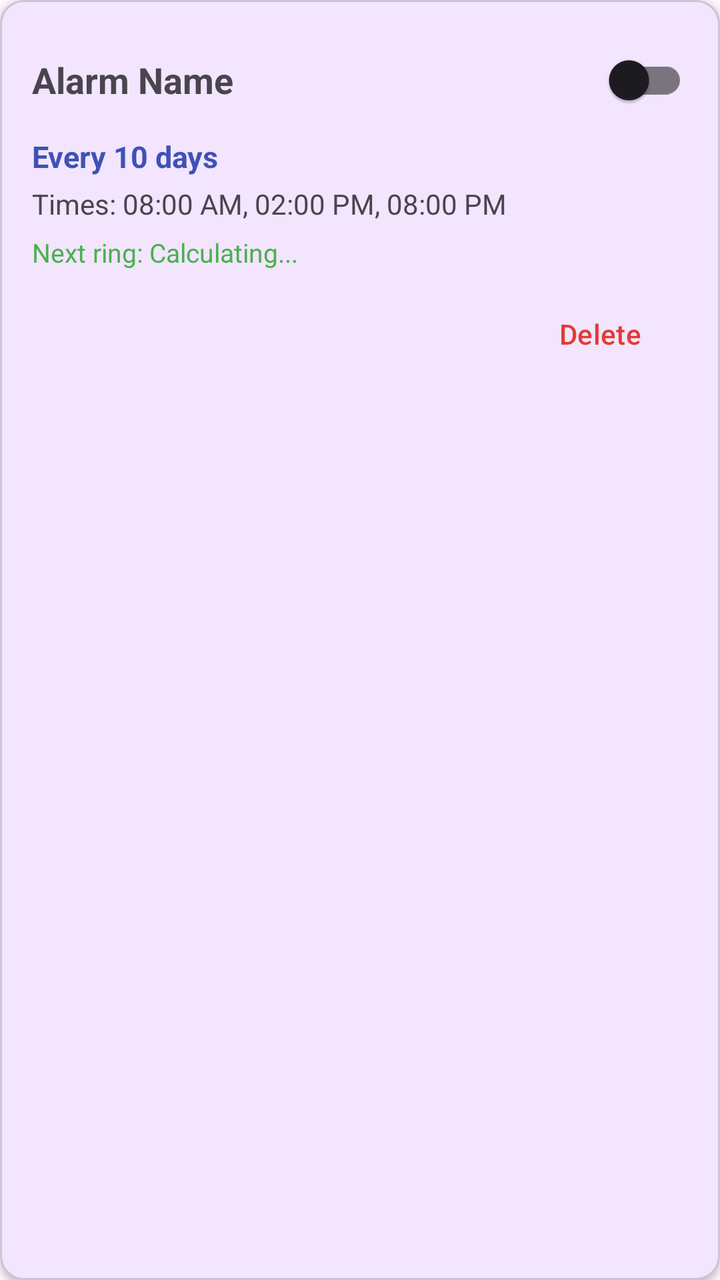
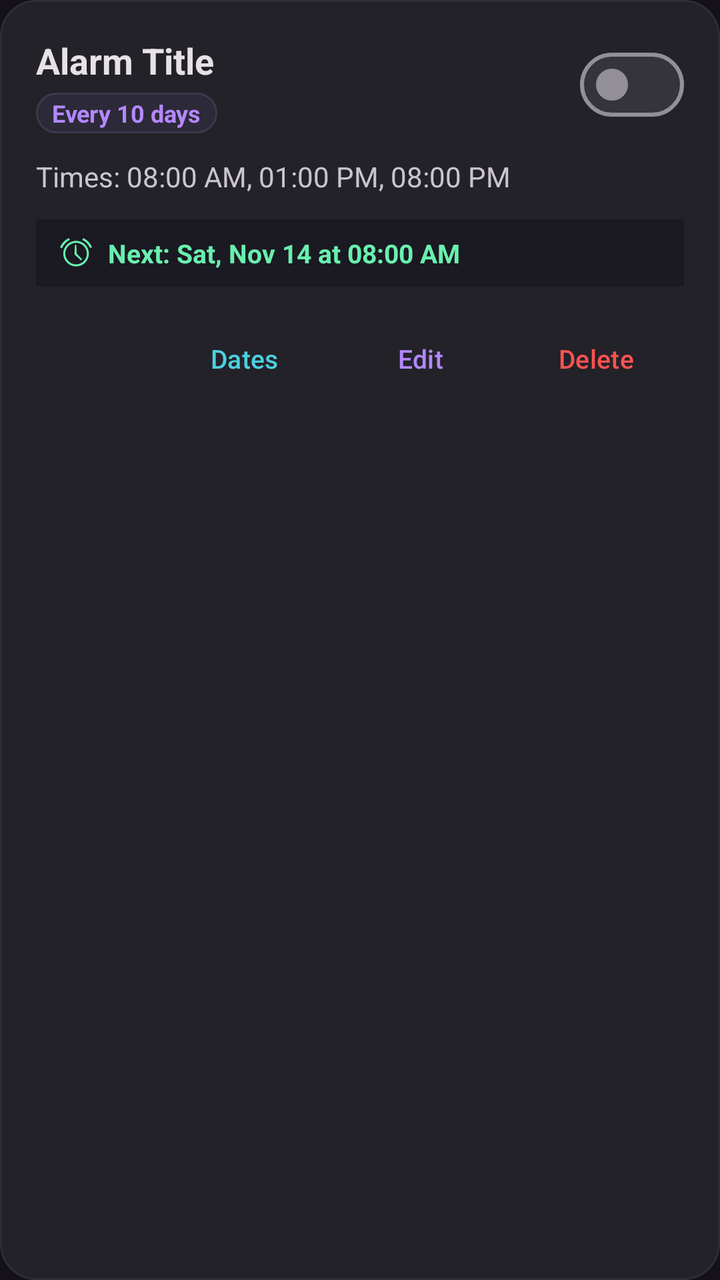

Two renders of the same Android screen: before a commit and after it. Below are the layout's source before the change and the commit's diff.
<!-- AndroidManifest.xml: application theme Theme.IntervalAlarm -->
<!-- res/layout/item_alarm_plan.xml -->
<?xml version="1.0" encoding="utf-8"?>
<com.google.android.material.card.MaterialCardView xmlns:android="http://schemas.android.com/apk/res/android"
    xmlns:app="http://schemas.android.com/apk/res-auto"
    android:layout_width="match_parent"
    android:layout_height="wrap_content"
    android:layout_marginBottom="12dp"
    app:cardCornerRadius="12dp"
    app:cardElevation="2dp">

    <LinearLayout
        android:layout_width="match_parent"
        android:layout_height="wrap_content"
        android:orientation="vertical"
        android:padding="16dp">

        <LinearLayout
            android:layout_width="match_parent"
            android:layout_height="wrap_content"
            android:gravity="center_vertical"
            android:orientation="horizontal">

            <TextView
                android:id="@+id/tvTitle"
                android:layout_width="0dp"
                android:layout_height="wrap_content"
                android:layout_weight="1"
                android:text="Alarm Name"
                android:textSize="18sp"
                android:textStyle="bold" />

            <com.google.android.material.switchmaterial.SwitchMaterial
                android:id="@+id/switchEnabled"
                android:layout_width="wrap_content"
                android:layout_height="wrap_content" />
        </LinearLayout>

        <TextView
            android:id="@+id/tvInterval"
            android:layout_width="wrap_content"
            android:layout_height="wrap_content"
            android:layout_marginTop="4dp"
            android:text="Every 10 days"
            android:textColor="#3F51B5"
            android:textSize="15sp"
            android:textStyle="bold" />

        <TextView
            android:id="@+id/tvTimes"
            android:layout_width="wrap_content"
            android:layout_height="wrap_content"
            android:layout_marginTop="4dp"
            android:text="Times: 08:00 AM, 02:00 PM, 08:00 PM"
            android:textColor="?android:attr/textColorSecondary"
            android:textSize="14sp" />

        <TextView
            android:id="@+id/tvNextRing"
            android:layout_width="wrap_content"
            android:layout_height="wrap_content"
            android:layout_marginTop="6dp"
            android:text="Next ring: Calculating..."
            android:textColor="#4CAF50"
            android:textSize="13sp" />

        <LinearLayout
            android:layout_width="match_parent"
            android:layout_height="wrap_content"
            android:layout_marginTop="8dp"
            android:gravity="end"
            android:orientation="horizontal">

            <com.google.android.material.button.MaterialButton
                android:id="@+id/btnDelete"
                style="@style/Widget.Material3.Button.TextButton"
                android:layout_width="wrap_content"
                android:layout_height="wrap_content"
                android:text="Delete"
                android:textColor="#E53935" />
        </LinearLayout>

    </LinearLayout>

</com.google.android.material.card.MaterialCardView>
<!-- resources referenced by this layout -->
<resources>
  <style name="Theme.IntervalAlarm" parent="Base.Theme.IntervalAlarm" />
  <style name="Base.Theme.IntervalAlarm" parent="Theme.Material3.DayNight">
          <item name="colorPrimary">#6200EE</item>
          <item name="colorPrimaryVariant">#3700B3</item>
          <item name="colorOnPrimary">#FFFFFF</item>
      </style>
</resources>

<!-- the commit's change to res/layout/item_alarm_plan.xml (unified diff, before → after) -->
@@ -1,73 +1,139 @@
 <?xml version="1.0" encoding="utf-8"?>
 <com.google.android.material.card.MaterialCardView xmlns:android="http://schemas.android.com/apk/res/android"
     xmlns:app="http://schemas.android.com/apk/res-auto"
+    android:id="@+id/cardContainer"
     android:layout_width="match_parent"
     android:layout_height="wrap_content"
-    android:layout_marginBottom="12dp"
-    app:cardCornerRadius="12dp"
-    app:cardElevation="2dp">
+    android:layout_marginBottom="14dp"
+    android:clickable="true"
+    android:focusable="true"
+    android:foreground="?android:attr/selectableItemBackground"
+    app:cardBackgroundColor="@color/cardBackground"
+    app:cardCornerRadius="18dp"
+    app:cardElevation="0dp"
+    app:strokeColor="#302D3A"
+    app:strokeWidth="1dp">
 
     <LinearLayout
         android:layout_width="match_parent"
         android:layout_height="wrap_content"
         android:orientation="vertical"
-        android:padding="16dp">
+        android:padding="18dp">
 
+        
         <LinearLayout
             android:layout_width="match_parent"
             android:layout_height="wrap_content"
             android:gravity="center_vertical"
             android:orientation="horizontal">
 
-            <TextView
-                android:id="@+id/tvTitle"
+            <LinearLayout
                 android:layout_width="0dp"
                 android:layout_height="wrap_content"
                 android:layout_weight="1"
-                android:text="Alarm Name"
-                android:textSize="18sp"
-                android:textStyle="bold" />
+                android:orientation="vertical">
 
-            <com.google.android.material.switchmaterial.SwitchMaterial
+                <TextView
+                    android:id="@+id/tvTitle"
+                    android:layout_width="wrap_content"
+                    android:layout_height="wrap_content"
+                    android:text="Alarm Title"
+                    android:textColor="@color/onSurface"
+                    android:textSize="18sp"
+                    android:textStyle="bold" />
+
+                
+                <TextView
+                    android:id="@+id/tvIntervalBadge"
+                    android:layout_width="wrap_content"
+                    android:layout_height="wrap_content"
+                    android:layout_marginTop="4dp"
+                    android:background="@drawable/bg_time_chip"
+                    android:paddingStart="8dp"
+                    android:paddingTop="2dp"
+                    android:paddingEnd="8dp"
+                    android:paddingBottom="2dp"
+                    android:text="Every 10 days"
+                    android:textColor="@color/accentPurple"
+                    android:textSize="12sp"
+                    android:textStyle="bold" />
+
+            </LinearLayout>
+
+            <com.google.android.material.materialswitch.MaterialSwitch
                 android:id="@+id/switchEnabled"
                 android:layout_width="wrap_content"
                 android:layout_height="wrap_content" />
         </LinearLayout>
 
+        
         <TextView
-            android:id="@+id/tvInterval"
-            android:layout_width="wrap_content"
+            android:id="@+id/tvTimesList"
+            android:layout_width="match_parent"
             android:layout_height="wrap_content"
-            android:layout_marginTop="4dp"
-            android:text="Every 10 days"
-            android:textColor="#3F51B5"
-            android:textSize="15sp"
-            android:textStyle="bold" />
-
-        <TextView
-            android:id="@+id/tvTimes"
-            android:layout_width="wrap_content"
-            android:layout_height="wrap_content"
-            android:layout_marginTop="4dp"
-            android:text="Times: 08:00 AM, 02:00 PM, 08:00 PM"
-            android:textColor="?android:attr/textColorSecondary"
+            android:layout_marginTop="12dp"
+            android:text="Times: 08:00 AM, 01:00 PM, 08:00 PM"
+            android:textColor="@color/onSurfaceVariant"
             android:textSize="14sp" />
 
-        <TextView
-            android:id="@+id/tvNextRing"
-            android:layout_width="wrap_content"
+        
+        <LinearLayout
+            android:id="@+id/layoutNextTrigger"
+            android:layout_width="match_parent"
             android:layout_height="wrap_content"
-            android:layout_marginTop="6dp"
-            android:text="Next ring: Calculating..."
-            android:textColor="#4CAF50"
-            android:textSize="13sp" />
+            android:layout_marginTop="12dp"
+            android:background="#1B1922"
+            android:gravity="center_vertical"
+            android:orientation="horizontal"
+            android:paddingStart="12dp"
+            android:paddingTop="8dp"
+            android:paddingEnd="12dp"
+            android:paddingBottom="8dp">
 
+            <ImageView
+                android:layout_width="16dp"
+                android:layout_height="16dp"
+                android:src="@android:drawable/ic_lock_idle_alarm"
+                android:tint="@color/accentGreen" />
+
+            <TextView
+                android:id="@+id/tvNextOccurrence"
+                android:layout_width="0dp"
+                android:layout_height="wrap_content"
+                android:layout_marginStart="8dp"
+                android:layout_weight="1"
+                android:text="Next: Sat, Nov 14 at 08:00 AM"
+                android:textColor="@color/accentGreen"
+                android:textSize="13sp"
+                android:textStyle="bold" />
+
+        </LinearLayout>
+
+        
         <LinearLayout
             android:layout_width="match_parent"
             android:layout_height="wrap_content"
-            android:layout_marginTop="8dp"
+            android:layout_marginTop="12dp"
             android:gravity="end"
             android:orientation="horizontal">
+
+            <com.google.android.material.button.MaterialButton
+                android:id="@+id/btnSchedulePreview"
+                style="@style/Widget.Material3.Button.TextButton"
+                android:layout_width="wrap_content"
+                android:layout_height="wrap_content"
+                android:text="Dates"
+                android:textColor="@color/accentCyan"
+                android:textSize="13sp" />
+
+            <com.google.android.material.button.MaterialButton
+                android:id="@+id/btnEdit"
+                style="@style/Widget.Material3.Button.TextButton"
+                android:layout_width="wrap_content"
+                android:layout_height="wrap_content"
+                android:text="Edit"
+                android:textColor="@color/accentPurple"
+                android:textSize="13sp" />
 
             <com.google.android.material.button.MaterialButton
                 android:id="@+id/btnDelete"
@@ -75,7 +141,9 @@
                 android:layout_width="wrap_content"
                 android:layout_height="wrap_content"
                 android:text="Delete"
-                android:textColor="#E53935" />
+                android:textColor="@color/accentRed"
+                android:textSize="13sp" />
+
         </LinearLayout>
 
     </LinearLayout>
<!-- resource entries referenced after the edit -->
@@ -1,10 +1,32 @@
 <!-- resources referenced by this layout -->
 <resources>
+  <color name="accentCyan">#4DD0E1</color>
+  <color name="accentGreen">#69F0AE</color>
+  <color name="accentPurple">#B388FF</color>
+  <color name="accentRed">#FF5252</color>
+  <color name="cardBackground">#232228</color>
+  <color name="onSurface">#E6E1E5</color>
+  <color name="onSurfaceVariant">#CAC4D0</color>
+  <!-- drawable bg_time_chip (drawable) -->
+  <?xml version="1.0" encoding="utf-8"?>
+  <shape xmlns:android="http://schemas.android.com/apk/res/android"
+      android:shape="rectangle">
+      <solid android:color="#2C2938" />
+      <corners android:radius="16dp" />
+      <stroke android:width="1dp" android:color="#3D394E" />
+  </shape>
   <style name="Theme.IntervalAlarm" parent="Base.Theme.IntervalAlarm" />
-  <style name="Base.Theme.IntervalAlarm" parent="Theme.Material3.DayNight">
-          <item name="colorPrimary">#6200EE</item>
-          <item name="colorPrimaryVariant">#3700B3</item>
-          <item name="colorOnPrimary">#FFFFFF</item>
+  <style name="Base.Theme.IntervalAlarm" parent="Theme.Material3.Dark.NoActionBar">
+          <item name="colorPrimary">@color/accentPurple</item>
+          <item name="colorOnPrimary">#000000</item>
+          <item name="colorSecondary">@color/accentCyan</item>
+          <item name="android:colorBackground">@color/background</item>
+          <item name="colorSurface">@color/surface</item>
+          <item name="colorOnSurface">@color/onSurface</item>
+          <item name="android:statusBarColor">@color/background</item>
+          <item name="android:navigationBarColor">@color/background</item>
       </style>
+  <color name="background">#141218</color>
+  <color name="surface">#1C1B1F</color>
 </resources>
 
